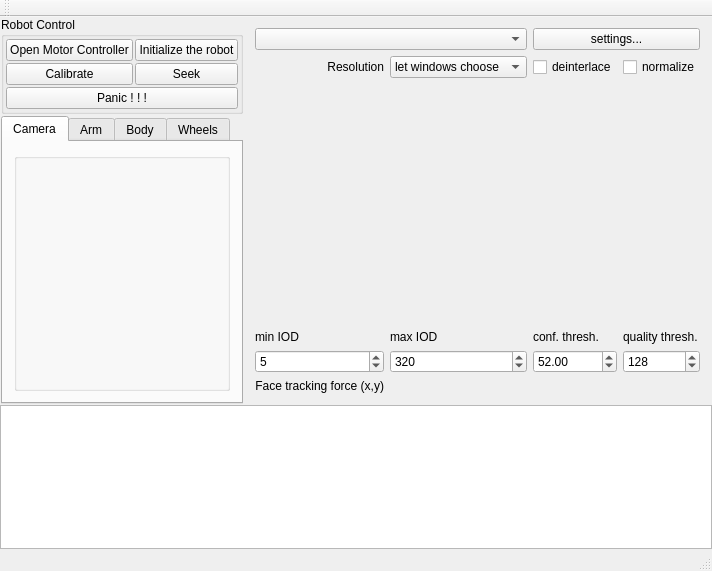
Old version of the form RoboShell.ui in the repository artm/biofame-robot.
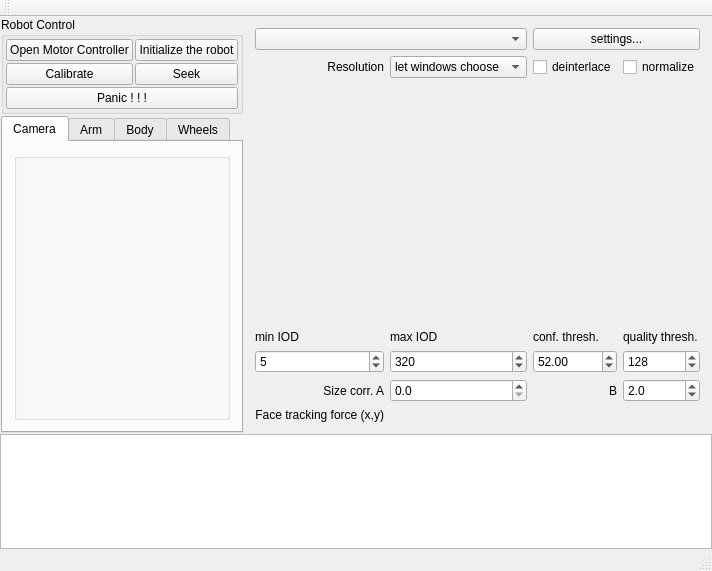
New version of the form. Custom widgets are drawn as their Qt base class.

Commit message: Face size affects tracking force

What changed in the file:
```diff
--- a/RoboShell.ui
+++ b/RoboShell.ui
@@ -6,7 +6,7 @@
    <rect>
     <x>0</x>
     <y>0</y>
-    <width>593</width>
+    <width>640</width>
     <height>571</height>
    </rect>
   </property>
@@ -399,6 +399,55 @@
          </property>
         </widget>
        </item>
+       <item row="6" column="1">
+        <widget class="QDoubleSpinBox" name="sizeCorrA">
+         <property name="toolTip">
+          <string>How square face size affects tracking force</string>
+         </property>
+         <property name="decimals">
+          <number>1</number>
+         </property>
+         <property name="maximum">
+          <double>5.000000000000000</double>
+         </property>
+        </widget>
+       </item>
+       <item row="6" column="3">
+        <widget class="QDoubleSpinBox" name="sizeCorrB">
+         <property name="toolTip">
+          <string>How (linear) face size tracking force</string>
+         </property>
+         <property name="decimals">
+          <number>1</number>
+         </property>
+         <property name="maximum">
+          <double>10.000000000000000</double>
+         </property>
+         <property name="value">
+          <double>2.000000000000000</double>
+         </property>
+        </widget>
+       </item>
+       <item row="6" column="0">
+        <widget class="QLabel" name="sizeCorrALabel">
+         <property name="text">
+          <string>Size corr. A</string>
+         </property>
+         <property name="alignment">
+          <set>Qt::AlignRight|Qt::AlignTrailing|Qt::AlignVCenter</set>
+         </property>
+        </widget>
+       </item>
+       <item row="6" column="2">
+        <widget class="QLabel" name="sizeCorrBLabel">
+         <property name="text">
+          <string>B</string>
+         </property>
+         <property name="alignment">
+          <set>Qt::AlignRight|Qt::AlignTrailing|Qt::AlignVCenter</set>
+         </property>
+        </widget>
+       </item>
       </layout>
      </widget>
     </item>
```
Left out of the diff: 2 changed lines with no effect on the pictures. The commit also changes 2 other files.
